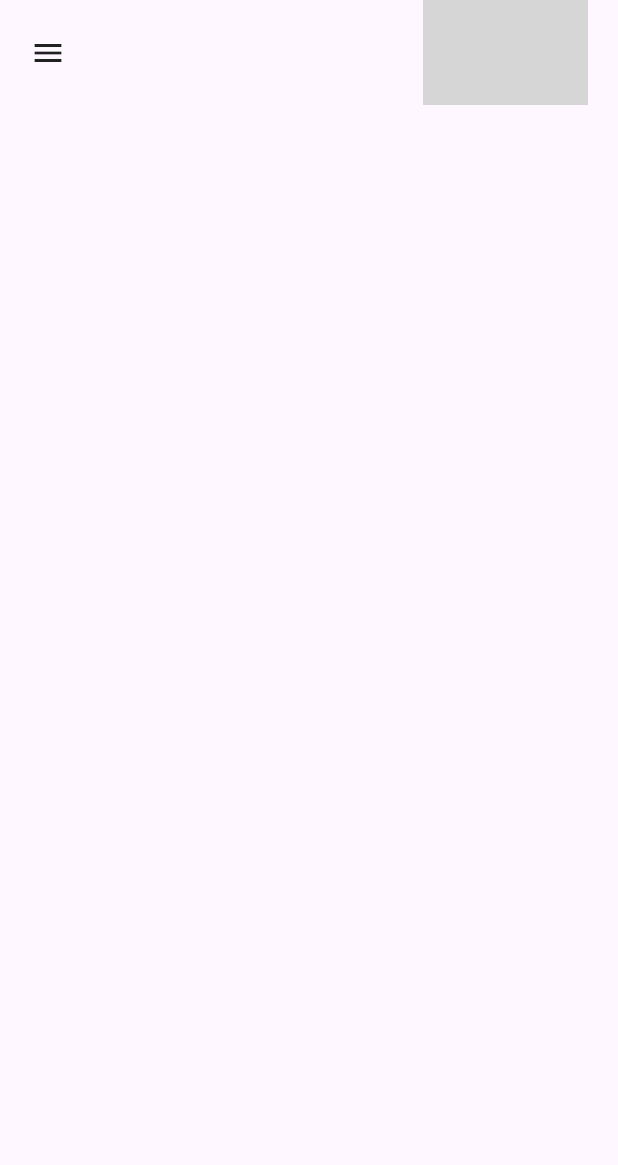
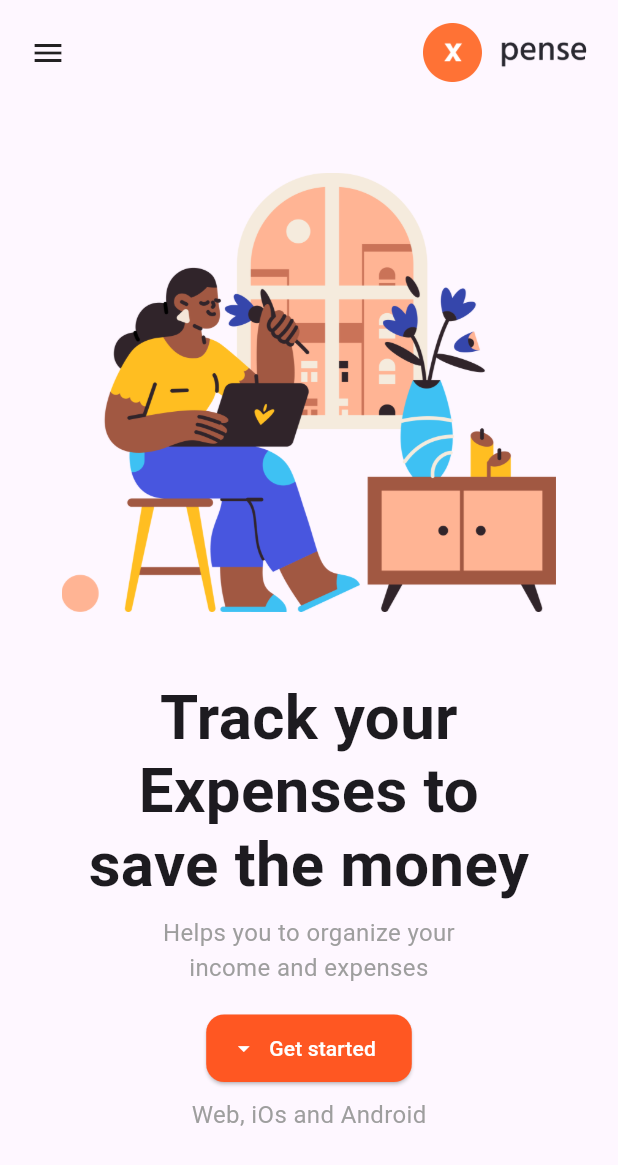
Before and after one commit to Sampanna-Barakoti/Flutter-web, a Flutter app: the screen it shows after launch, on a phone screen of 412 x 824 dp. Shown: the top 1165 px of the screen. Run offline on Flutter 3.47's test engine with Material 3 defaults, Android fonts, the phone set to English and light mode, and no system bars; our stand-ins replace responsive_builder; Roboto replaces fonts that are missing (HindSiliguri); grey boxes are pictures that could not be loaded.

Commit message:
landing page added

```diff
--- /dev/null
+++ b/lib/container/container1.dart
@@ -0,0 +1,165 @@
+import 'package:flutter/material.dart';
+import 'package:flutter_web/utils/constant.dart';
+import 'package:responsive_builder/responsive_builder.dart';
+
+class Container1 extends StatefulWidget {
+  const Container1({super.key});
+
+  @override
+  State<Container1> createState() => _Container1State();
+}
+
+class _Container1State extends State<Container1> {
+  @override
+  Widget build(BuildContext context) {
+    return ScreenTypeLayout(
+      mobile: mobileContainer1(),
+      desktop: desktopContainer1(),
+    );
+  }
+
+  // ============= Mobile ==============
+
+  Widget mobileContainer1() {
+    return Container(
+      margin: EdgeInsets.symmetric(horizontal: w! / 10, vertical: 20),
+      child: Column(
+        children: [
+          Container(
+            height: w! / 1.2,
+            width: w! / 1.2,
+            decoration: BoxDecoration(
+              image: DecorationImage(
+                image: AssetImage('assets/Images/Illustration.png'),
+                fit: BoxFit.contain,
+              ),
+            ),
+          ),
+          SizedBox(height: 20),
+
+          Text(
+            "Track your\nExpenses to\nsave the money",
+            textAlign: TextAlign.center,
+            style: TextStyle(
+              fontSize: w! / 10,
+              fontWeight: FontWeight.bold,
+              height: 1.2,
+            ),
+          ),
+          SizedBox(height: 10),
+          Text(
+            'Helps you to organize your\nincome and expenses',
+            textAlign: TextAlign.center,
+            style: TextStyle(fontSize: 16, color: Colors.grey),
+          ),
+          SizedBox(height: 20),
+          Container(
+            height: 45,
+            child: ElevatedButton.icon(
+              style: ButtonStyle(
+                backgroundColor: WidgetStateProperty.all(Colors.deepOrange),
+                foregroundColor: WidgetStateProperty.all(Colors.white),
+                shape: WidgetStateProperty.all(
+                  RoundedRectangleBorder(
+                    borderRadius: BorderRadius.circular(12),
+                  ),
+                ),
+              ),
+              onPressed: () {},
+
+              label: Text('Get started'),
+              icon: Icon(Icons.arrow_drop_down),
+            ),
+          ),
+
+          SizedBox(height: 10),
+          Text(
+            'Web, iOs and Android',
+            style: TextStyle(fontSize: 16, color: Colors.grey),
+          ),
+
+          SizedBox(height: 20),
+        ],
+      ),
+    );
+  }
+
+  // ============= Desktop ==============
+
+  Widget desktopContainer1() {
+    return Container(
+      margin: EdgeInsets.symmetric(horizontal: w! / 10, vertical: 20),
+      child: Row(
+        children: [
+          Expanded(
+            child: Container(
+              child: Column(
+                crossAxisAlignment: CrossAxisAlignment.start,
+                children: [
+                  Text(
+                    "Track your\nExpenses to\nsave the money",
+                    style: TextStyle(
+                      fontSize: w! / 20,
+                      fontWeight: FontWeight.bold,
+                      height: 1.2,
+                    ),
+                  ),
+                  SizedBox(height: 10),
+                  Text(
+                    'Helps you to organize your income and expenses',
+                    style: TextStyle(fontSize: 20, color: Colors.grey),
+                  ),
+                  SizedBox(height: 20),
+                  Row(
+                    children: [
+                      Container(
+                        height: 45,
+                        child: ElevatedButton.icon(
+                          style: ButtonStyle(
+                            backgroundColor: WidgetStateProperty.all(
+                              Colors.deepOrange,
+                            ),
+                            foregroundColor: WidgetStateProperty.all(
+                              Colors.white,
+                            ),
+                            shape: WidgetStateProperty.all(
+                              RoundedRectangleBorder(
+                                borderRadius: BorderRadius.circular(12),
+                              ),
+                            ),
+                          ),
+                          onPressed: () {},
+
+                          label: Text('Get started'),
+                          icon: Icon(Icons.arrow_drop_down),
+                        ),
+                      ),
+
+                      SizedBox(width: 10),
+                      Text(
+                        '— Web, iOs and Android',
+                        style: TextStyle(fontSize: 20, color: Colors.grey),
+                      ),
+                    ],
+                  ),
+                ],
+              ),
+            ),
+          ),
+          SizedBox(width: 20),
+          Expanded(
+            child: Container(
+              height: 530,
+              decoration: BoxDecoration(
+                image: DecorationImage(
+                  image: AssetImage('assets/Images/Illustration.png'),
+                  fit: BoxFit.contain,
+                ),
+              ),
+            ),
+          ),
+        ],
+      ),
+    );
+  }
+}
--- a/lib/pages/home.dart
+++ b/lib/pages/home.dart
@@ -1,4 +1,5 @@
 import 'package:flutter/material.dart';
+import 'package:flutter_web/container/container1.dart';
 import 'package:flutter_web/utils/constant.dart';
 import 'package:flutter_web/widgets/navbar.dart';
 
@@ -17,7 +18,7 @@ class _HomeState extends State<Home> {
 
     return Scaffold(
       body: SingleChildScrollView(
-        child: Container(child: Column(children: [Navbar()])),
+        child: Container(child: Column(children: [Navbar(), Container1()])),
       ),
     );
   }
--- a/lib/widgets/navbar.dart
+++ b/lib/widgets/navbar.dart
@@ -50,11 +50,15 @@ class Navbar extends StatelessWidget {
                   horizontal: 32,
                   vertical: 16,
                 ),
-                backgroundColor: Colors.black, // button background color
-                foregroundColor: Colors.white, // text/icon color
+                backgroundColor: Colors.transparent, // button background color
+                foregroundColor: Colors.deepOrange, // text/icon color
                 elevation: 0,
                 shape: RoundedRectangleBorder(
                   borderRadius: BorderRadius.circular(12), // rounded corners
+                ),
+                side: const BorderSide(
+                  color: Colors.deepOrange, // Orange border
+                  width: 2,
                 ),
               ),
             ),
@@ -78,7 +82,7 @@ class Navbar extends StatelessWidget {
     return Container(
       width: 110,
       decoration: BoxDecoration(
-        image: DecorationImage(image: AssetImage('assets/images/Logo.png')),
+        image: DecorationImage(image: AssetImage('assets/Images/Logo.png')),
       ),
     );
   }
```
Also changed, not shown: assets/Images/Illustration.png (added).
